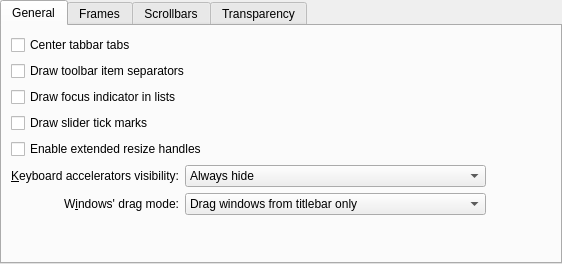
First picture: the form in kstyle/config/ui/breezestyleconfig.ui, repository KDE/breeze, before the edit.
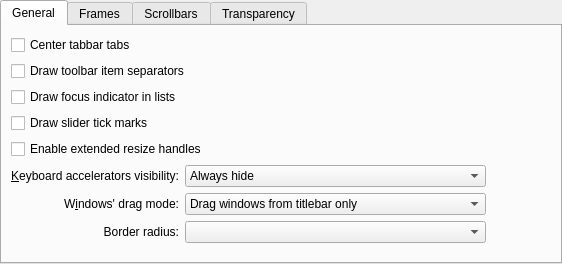
Second picture: the form after the edit.

Commit message: Make corner radius configurable

Diff of the .ui file:
```diff
--- a/kstyle/config/ui/breezestyleconfig.ui
+++ b/kstyle/config/ui/breezestyleconfig.ui
@@ -129,7 +129,29 @@
          </item>
         </widget>
        </item>
-       <item row="7" column="1" colspan="3">
+       <item row="7" column="1">
+        <widget class="QLabel" name="_windowDragLabel">
+         <property name="sizePolicy">
+          <sizepolicy hsizetype="Preferred" vsizetype="Preferred">
+           <horstretch>0</horstretch>
+           <verstretch>0</verstretch>
+          </sizepolicy>
+         </property>
+         <property name="text">
+          <string>Border radius:</string>
+         </property>
+         <property name="alignment">
+          <set>Qt::AlignRight|Qt::AlignTrailing|Qt::AlignVCenter</set>
+         </property>
+         <property name="buddy">
+          <cstring>_borderRadius</cstring>
+         </property>
+        </widget>
+       </item>
+       <item row="7" column="2" colspan="2">
+        <widget class="QComboBox" name="_borderRadius"></widget>
+       </item>
+       <item row="8" column="1" colspan="3">
         <spacer name="verticalSpacer">
          <property name="orientation">
           <enum>Qt::Vertical</enum>
```
The commit also changes 6 other files.
